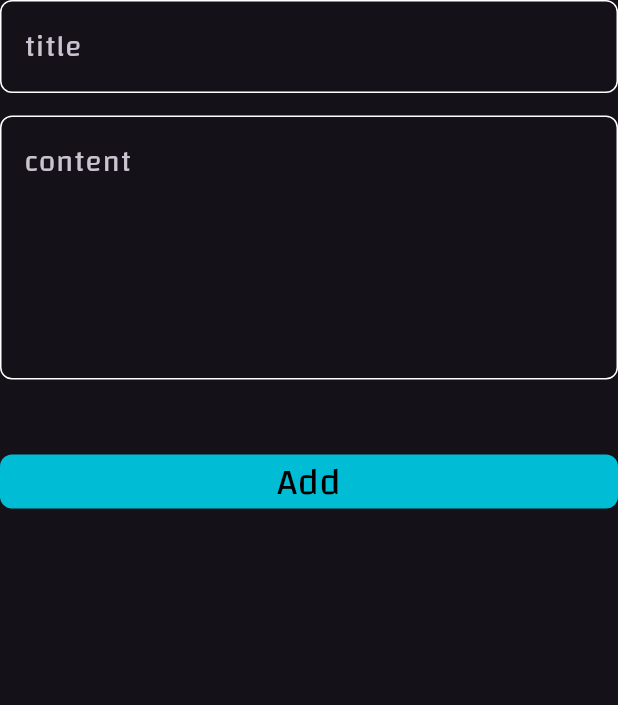
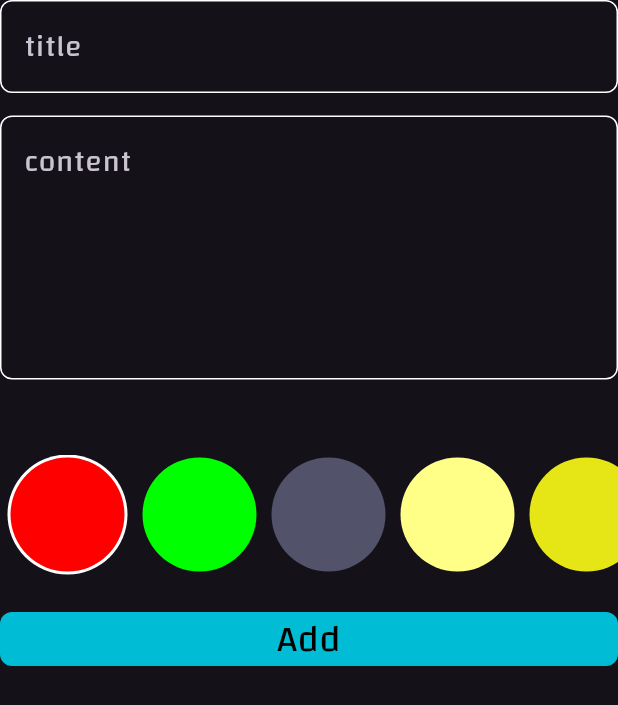
Before and after one commit to Alaanaser714/NoteApp, a Flutter app: the AddNotesForm widget shown alone on an empty page, opened directly, on a phone screen of 412 x 824 dp. Shown: the top 705 px of the screen. Run offline on Flutter 3.47's test engine with Material 3 defaults, Android fonts, the phone set to English and light mode, and no system bars; our stand-ins replace flutter_bloc, hive, hive_flutter; accounts and stored records are empty.

Commit message:
add colors to bottom sheet

```diff
--- a/lib/views/components/add_notes_form.dart
+++ b/lib/views/components/add_notes_form.dart
@@ -5,6 +5,7 @@ import 'package:note_app/cubits/add_notes_cubit/add_notes_cubit.dart';
 import 'package:note_app/cubits/add_notes_cubit/add_notes_states.dart';
 import 'package:note_app/models/notes_model.dart';
 
+import '../../widgets/colors_listview.dart';
 import '../../widgets/custom_button.dart';
 import '../../widgets/custom_text_field.dart';
 
@@ -52,6 +53,10 @@ class _AddNotesFormState extends State<AddNotesForm> {
             const SizedBox(
               height: 50,
             ),
+            const ColorsListview(),
+            const SizedBox(
+              height: 25,
+            ),
             BlocBuilder<AddNotesCubits, AddNotesStates>(
               builder: (context, state) {
                 return CustomButton(
--- /dev/null
+++ b/lib/widgets/colors_item.dart
@@ -0,0 +1,27 @@
+// ignore_for_file: prefer_const_constructors
+
+import 'package:flutter/material.dart';
+
+class ColorsItem extends StatelessWidget {
+  const ColorsItem({super.key, required this.isSelected, required this.color});
+
+  final bool isSelected;
+  final Color color;
+
+  @override
+  Widget build(BuildContext context) {
+    return isSelected
+        ? CircleAvatar(
+            backgroundColor: Colors.white,
+            radius: 40,
+            child: CircleAvatar(
+              backgroundColor: color,
+              radius: 38,
+            ),
+          )
+        : CircleAvatar(
+            backgroundColor: color,
+            radius: 38,
+          );
+  }
+}
--- /dev/null
+++ b/lib/widgets/colors_listview.dart
@@ -0,0 +1,50 @@
+// ignore_for_file: prefer_const_constructors
+
+import 'package:flutter/material.dart';
+import 'package:note_app/widgets/colors_item.dart';
+
+class ColorsListview extends StatefulWidget {
+  const ColorsListview({
+    super.key,
+  });
+
+  @override
+  State<ColorsListview> createState() => _ColorsListviewState();
+}
+
+class _ColorsListviewState extends State<ColorsListview> {
+  List<Color> colorsList = [
+    Color(0xFFFF0000),
+    Color(0xFF00FF00),
+    Color.fromARGB(255, 82, 82, 106),
+    Color(0xFFFFFF88),
+    Color.fromARGB(255, 230, 230, 23),
+  ];
+  int currentIndex = 0;
+  @override
+  Widget build(BuildContext context) {
+    return SizedBox(
+      height: 40 * 2,
+      child: ListView.builder(
+        itemCount: colorsList.length,
+        scrollDirection: Axis.horizontal,
+        itemBuilder: (context, index) {
+          return GestureDetector(
+            onTap: () {
+              setState(() {
+                currentIndex = index;
+              });
+            },
+            child: Padding(
+              padding: const EdgeInsets.symmetric(horizontal: 5),
+              child: ColorsItem(
+                isSelected: currentIndex == index,
+                color: colorsList[index],
+              ),
+            ),
+          );
+        },
+      ),
+    );
+  }
+}
```
